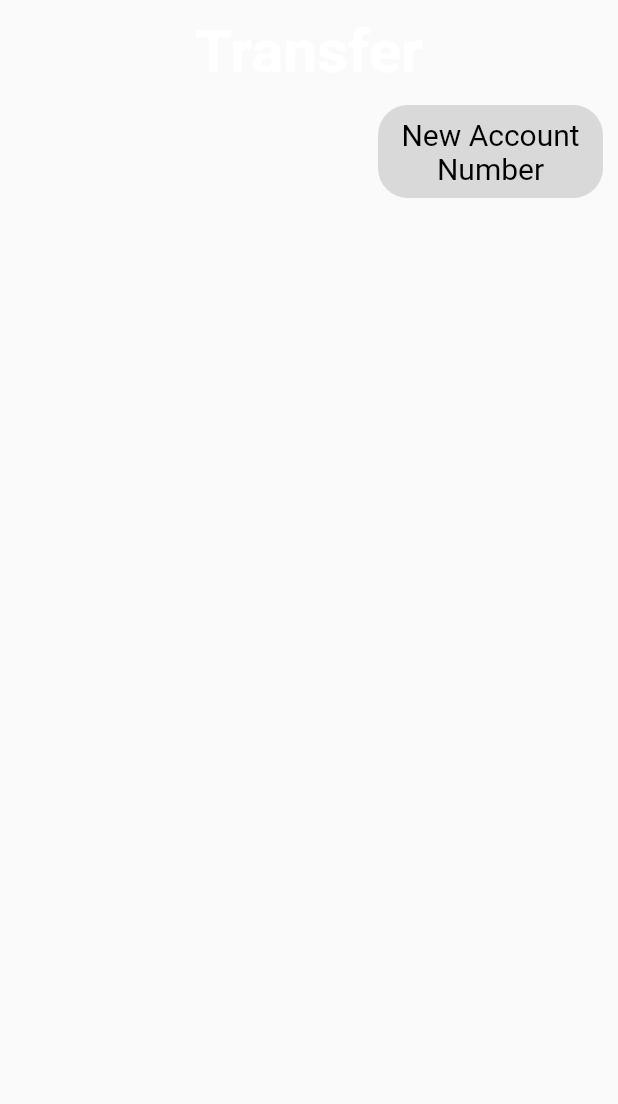
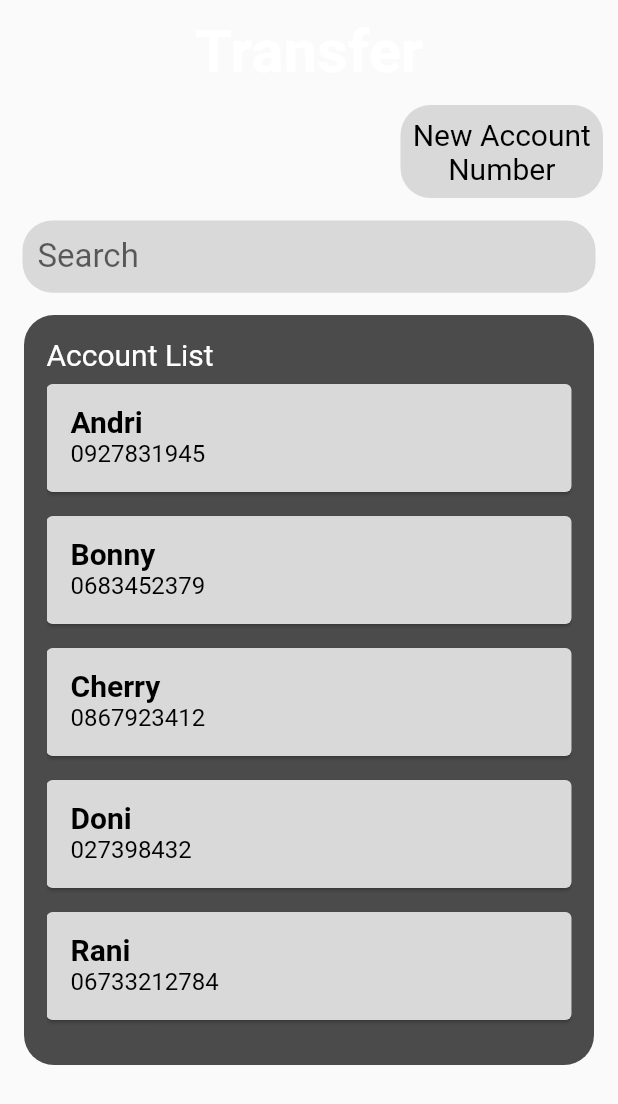
Before and after one commit to felixfrdd/abank_project, a Flutter app: the RootPage screen opened directly, on a phone screen of 412 x 824 dp. Shown: the top 1104 px of the screen. Run offline on Flutter 3.47's test engine with Material 2 defaults, Android fonts, the phone set to English and light mode, and no system bars.

Commit message:
added search function and listview of cards

```diff
--- a/lib/transfer.dart
+++ b/lib/transfer.dart
@@ -24,9 +24,47 @@ class RootPage extends StatefulWidget {
 }
 
 class _RootPageState extends State<RootPage> {
+  final List<Map<String, String>> _allCustomer = [
+    {'name': 'Andri', 'acc': '0927831945'},
+    {'name': 'Doni', 'acc': '027398432'},
+    {'name': 'Cherry', 'acc': '0867923412'},
+    {'name': 'Bonny', 'acc': '0683452379'},
+    {'name': 'Rani', 'acc': '06733212784'},
+    {'name': 'Robin', 'acc': '0345328120'},
+  ];
+
+  List<Map<String, String>> _foundCustomer = [];
+  @override
+  initState() {
+    _allCustomer
+        .sort((a, b) => a["name"].toString().compareTo(b["name"].toString()));
+    _foundCustomer = _allCustomer;
+    super.initState();
+  }
+
+  void _runFilter(String enteredKeyword) {
+    List<Map<String, String>> results = [];
+    if (enteredKeyword.isEmpty) {
+      results = _allCustomer;
+    } else {
+      results = _allCustomer
+          .where((customer) =>
+              customer['name']
+                  .toString()
+                  .toLowerCase()
+                  .contains(enteredKeyword.toLowerCase().toString()) ||
+              customer['acc'].toString().contains(enteredKeyword.toString()))
+          .toList();
+    }
+    setState(() {
+      _foundCustomer = results;
+    });
+  }
+
   @override
   Widget build(BuildContext context) {
     return Scaffold(
+      resizeToAvoidBottomInset: false,
       body: SafeArea(
         child: Column(children: [
           const Center(
@@ -34,7 +72,7 @@ class _RootPageState extends State<RootPage> {
               'Transfer',
               style: TextStyle(
                 fontWeight: FontWeight.bold,
-              fontSize: 40,
+                fontSize: 40.0,
                 height: 1.5,
                 color: Color(0xFFFFFFFF),
               ),
@@ -42,14 +80,17 @@ class _RootPageState extends State<RootPage> {
           ),
           Container(
             alignment: Alignment.topRight,
-          padding: const EdgeInsets.only(top: 10.0, right: 10.0),
+            padding: const EdgeInsets.only(
+              top: 10.0,
+              right: 10.0,
+            ),
             child: SizedBox(
-            width: 150,
+              width: 135.0,
               child: TextButton(
                 style: TextButton.styleFrom(
                   backgroundColor: const Color(0xFFD9D9D9),
                   foregroundColor: const Color(0xFF000000),
-                textStyle: const TextStyle(fontSize: 20),
+                  textStyle: const TextStyle(fontSize: 20.0),
                   shape: RoundedRectangleBorder(
                     borderRadius: BorderRadius.circular(20.0),
                   ),
@@ -62,7 +103,84 @@ class _RootPageState extends State<RootPage> {
               ),
             ),
           ),
+          Padding(
+            padding: const EdgeInsets.all(15.0),
+            child: Column(children: [
+              TextField(
+                onChanged: (value) => _runFilter(value),
+                autofocus: false,
+                style: const TextStyle(
+                  fontSize: 22.0,
+                  color: Color(0xFF000000),
+                ),
+                decoration: InputDecoration(
+                  filled: true,
+                  fillColor: const Color(0xFFD9D9D9),
+                  hintText: 'Search',
+                  contentPadding: const EdgeInsets.all(10.0),
+                  enabledBorder: UnderlineInputBorder(
+                    borderSide: const BorderSide(color: Color(0xFFD9D9D9)),
+                    borderRadius: BorderRadius.circular(20.0),
+                  ),
+                  focusedBorder: OutlineInputBorder(
+                    borderSide: const BorderSide(color: Color(0xFFD9D9D9)),
+                    borderRadius: BorderRadius.circular(20.0),
+                  ),
+                ),
+              )
             ]),
-    ));
+          ),
+          SizedBox(
+            height: 500,
+            width: 380,
+            child: Container(
+              padding: const EdgeInsets.all(15.0),
+              decoration: BoxDecoration(
+                borderRadius: BorderRadius.circular(20.0),
+                color: const Color(0xFF4B4B4B),
+              ),
+              child: Column(children: [
+                const Align(
+                  alignment: Alignment.centerLeft,
+                  child: Text(
+                    'Account List',
+                    style: TextStyle(
+                      fontSize: 20.0,
+                      color: Color(0xFFFFFFFF),
+                    ),
+                  ),
+                ),
+                Expanded(
+                  child: ListView.builder(
+                    physics: const BouncingScrollPhysics(),
+                    itemCount: _foundCustomer.length,
+                    itemBuilder: (context, index) => Card(
+                      color: const Color(0xFFD9D9D9),
+                      margin: const EdgeInsets.symmetric(vertical: 8.0),
+                      child: ListTile(
+                        title: Text(
+                          _foundCustomer[index]['name'].toString(),
+                          style: const TextStyle(
+                            color: Color(0xFF000000),
+                            fontWeight: FontWeight.bold,
+                            fontSize: 20.0,
+                          ),
+                        ),
+                        subtitle: Text(_foundCustomer[index]["acc"].toString(),
+                            style: const TextStyle(
+                              color: Color(0xFF000000),
+                              fontSize: 16.0,
+                            )),
+                        onTap: () {},
+                      ),
+                    ),
+                  ),
+                ),
+              ]),
+            ),
+          ),
+        ]),
+      ),
+    );
   }
 }
```
Lines whose indentation alone changed are shown as unchanged.
